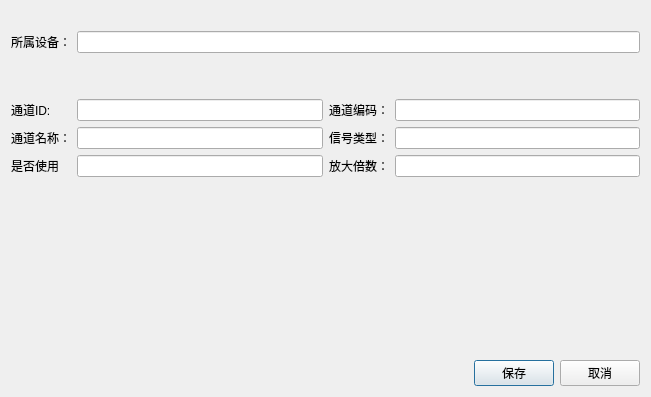
Above: gui/systemGui/myDialog/myDialogSignalChange.ui from davidcharming8888/SystemGui before the change. Below: the same form after it.
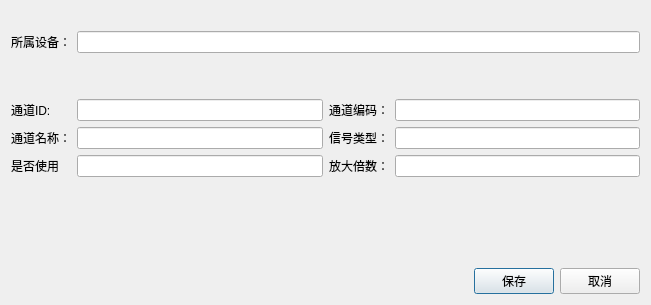
That is the form after the change.

Patch:
```diff
--- a/gui/systemGui/myDialog/myDialogSignalChange.ui
+++ b/gui/systemGui/myDialog/myDialogSignalChange.ui
@@ -7,7 +7,7 @@
     <x>0</x>
     <y>0</y>
     <width>651</width>
-    <height>397</height>
+    <height>305</height>
    </rect>
   </property>
   <property name="sizePolicy">
```
